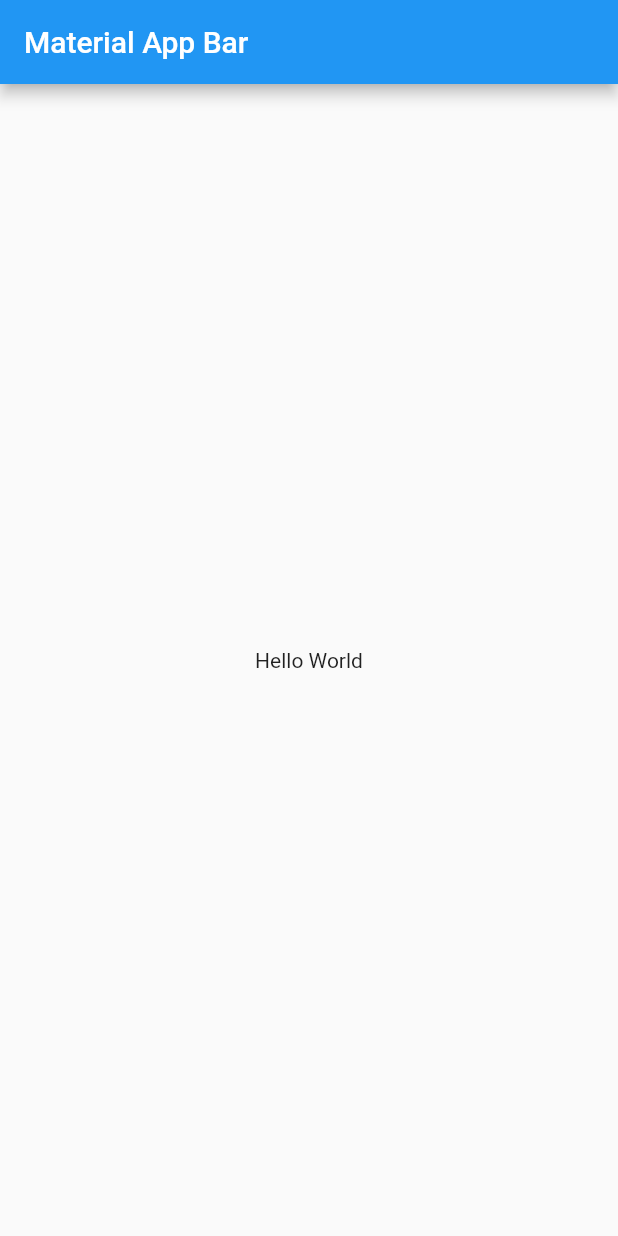
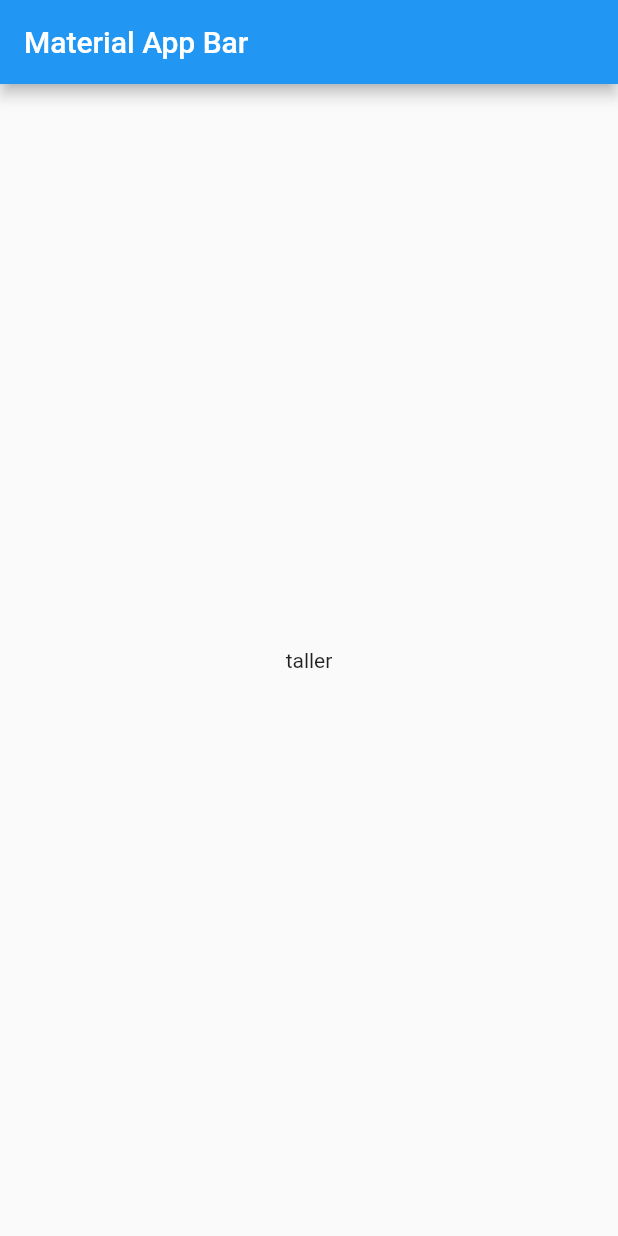
Before and after one commit to jimenainsuasty/FlutterMongoJimenaInsuasty, a Flutter app: the screen it shows after launch, on a phone screen of 412 x 824 dp. Run offline on Flutter 3.47's test engine with Material 2 defaults, Android fonts, the phone set to English and light mode, and no system bars.

Commit message:
tallerMongodb
Jimena insuasty

```diff
--- a/lib/main.dart
+++ b/lib/main.dart
@@ -13,7 +13,7 @@ class MyApp extends StatelessWidget {
         ),
         body: Center(
           child: Container(
-            child: Text('Hello World'),
+            child: Text('taller'),
           ),
         ),
       ),
```
